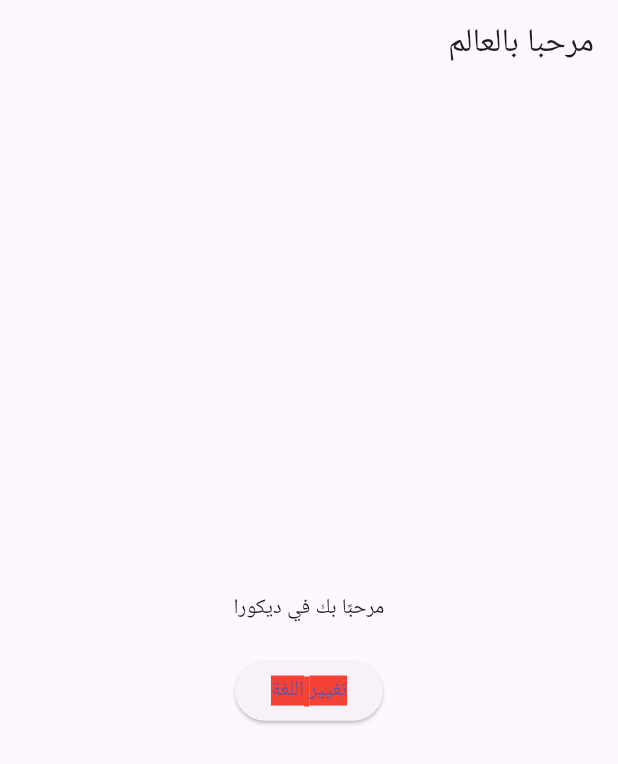
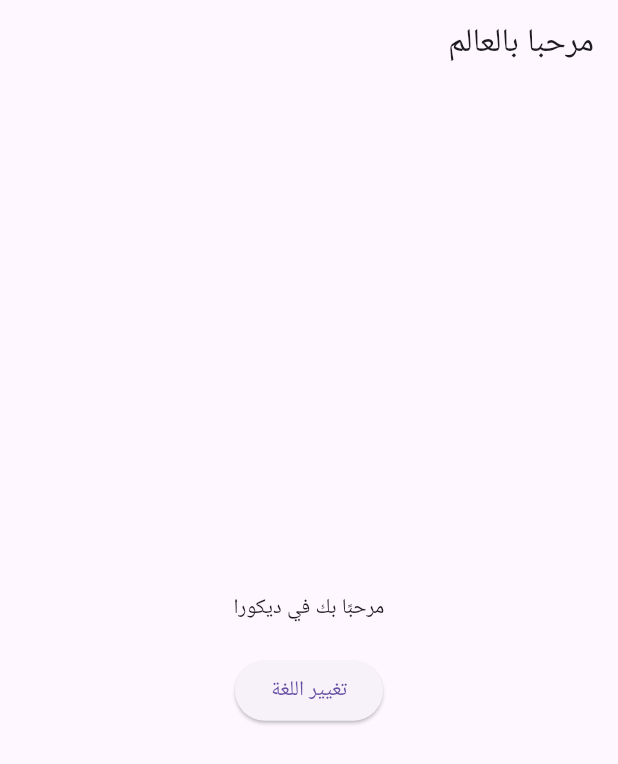
Before and after one commit to FarhaAhmed21/Decora, a Flutter app: the screen it shows after launch, after a tap on "Change Language", on a phone screen of 412 x 824 dp. Shown: the top 764 px of the screen. Run offline on Flutter 3.47's test engine with Material 3 defaults, Android fonts, the phone set to English and light mode, and no system bars; our stand-ins replace flutter_bloc.

```diff
--- a/lib/main.dart
+++ b/lib/main.dart
@@ -49,7 +49,7 @@
               onPressed: () {
                 context.read<LocaleCubit>().toggleLocale();
               },
-              child: Text(l10n.changeLanguage,style: TextStyle(backgroundColor:Colors.red ),),
+              child: Text(l10n.changeLanguage),
             ),
           ],
         ),
```
